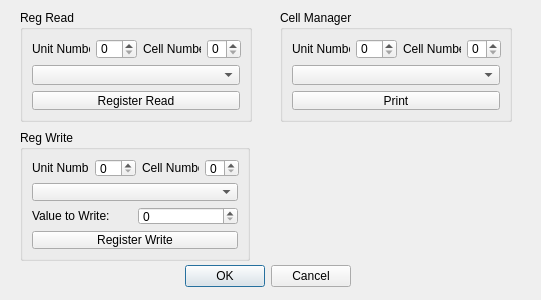
Qt form test.ui (Lexcelon/batlab-toolkit-gui) before a commit.
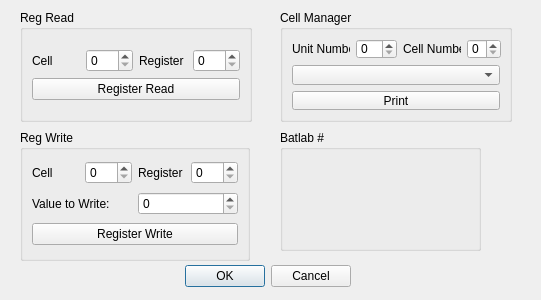
The same form after that commit.

Diff of the .ui file:
```diff
--- a/test.ui
+++ b/test.ui
@@ -49,7 +49,7 @@
         <item>
          <widget class="QLabel" name="unitNumberLabel">
           <property name="text">
-           <string>Unit Number</string>
+           <string>Cell</string>
           </property>
          </widget>
         </item>
@@ -59,7 +59,7 @@
         <item>
          <widget class="QLabel" name="cellNumberLabel">
           <property name="text">
-           <string>Cell Number</string>
+           <string>Register</string>
           </property>
          </widget>
         </item>
@@ -72,9 +72,6 @@
         </item>
        </layout>
       </item>
-      <item>
-       <widget class="QComboBox" name="comboBox"/>
-      </item>
       <item>
        <widget class="QPushButton" name="regRead">
         <property name="text">
@@ -104,7 +101,7 @@
       <item>
        <widget class="QLabel" name="unitNumberLabel_2">
         <property name="text">
-         <string>Unit Number</string>
+         <string>Cell</string>
         </property>
        </widget>
       </item>
@@ -114,7 +111,7 @@
       <item>
        <widget class="QLabel" name="cellNumberLabel_2">
         <property name="text">
-         <string>Cell Number</string>
+         <string>Register</string>
         </property>
        </widget>
       </item>
@@ -127,7 +124,7 @@
       </item>
      </layout>
     </item>
-    <item row="3" column="0">
+    <item row="2" column="0">
      <widget class="QPushButton" name="regWrite">
       <property name="text">
        <string>Register Write</string>
@@ -135,9 +132,6 @@
      </widget>
     </item>
     <item row="1" column="0">
-     <widget class="QComboBox" name="regWriteBox"/>
-    </item>
-    <item row="2" column="0">
      <layout class="QHBoxLayout" name="horizontalLayout_3">
       <item>
        <widget class="QLabel" name="label">
@@ -220,6 +214,19 @@
     </item>
    </layout>
   </widget>
+  <widget class="QGroupBox" name="groupBox_4">
+   <property name="geometry">
+    <rect>
+     <x>280</x>
+     <y>130</y>
+     <width>201</width>
+     <height>121</height>
+    </rect>
+   </property>
+   <property name="title">
+    <string>Batlab #</string>
+   </property>
+  </widget>
  </widget>
  <resources/>
  <connections>
```
